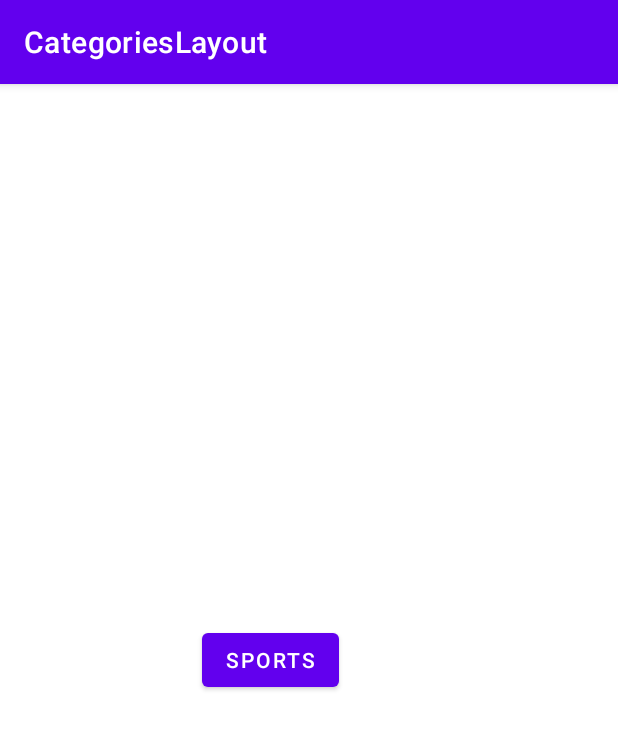
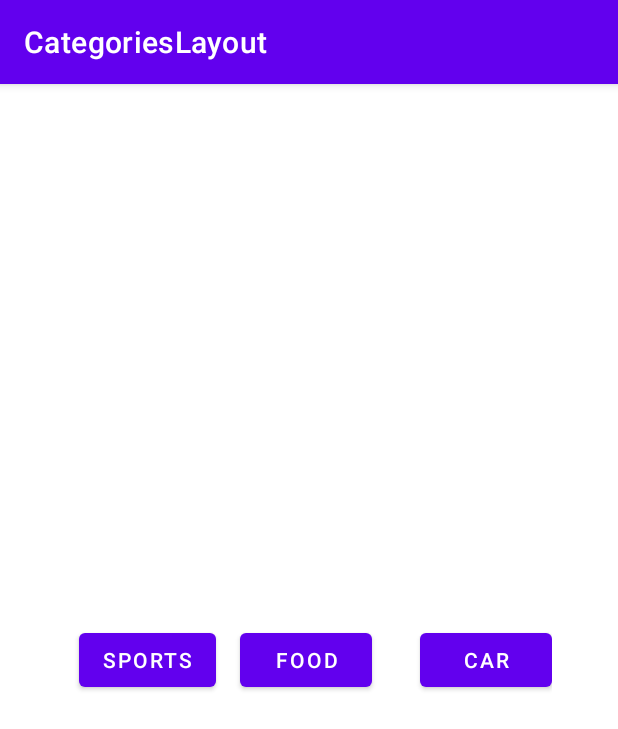
Before and after one commit to Alienstemple/CategoriesLayout, an Android app: the screen it shows after launch (MainActivity), on a phone screen of 412 x 824 dp. Shown: the top 729 px of the screen. Run offline under Robolectric (Android 15) with nearby library versions, the phone set to English and light mode, and no system bars.

```diff
--- a/app/src/main/res/layout/activity_main.xml
+++ b/app/src/main/res/layout/activity_main.xml
@@ -7,7 +7,7 @@
     tools:context=".MainActivity">
 
     <com.example.categorieslayout.CategoriesLayout
-        android:layout_width="175dp"
+        android:layout_width="wrap_content"
         android:layout_height="wrap_content"
         android:padding="8dp"
         app:layout_constraintBottom_toBottomOf="parent"
```
Also changed, not shown: app/src/main/java/com/example/categorieslayout/CategoriesLayout.kt (+17 -2 lines).
